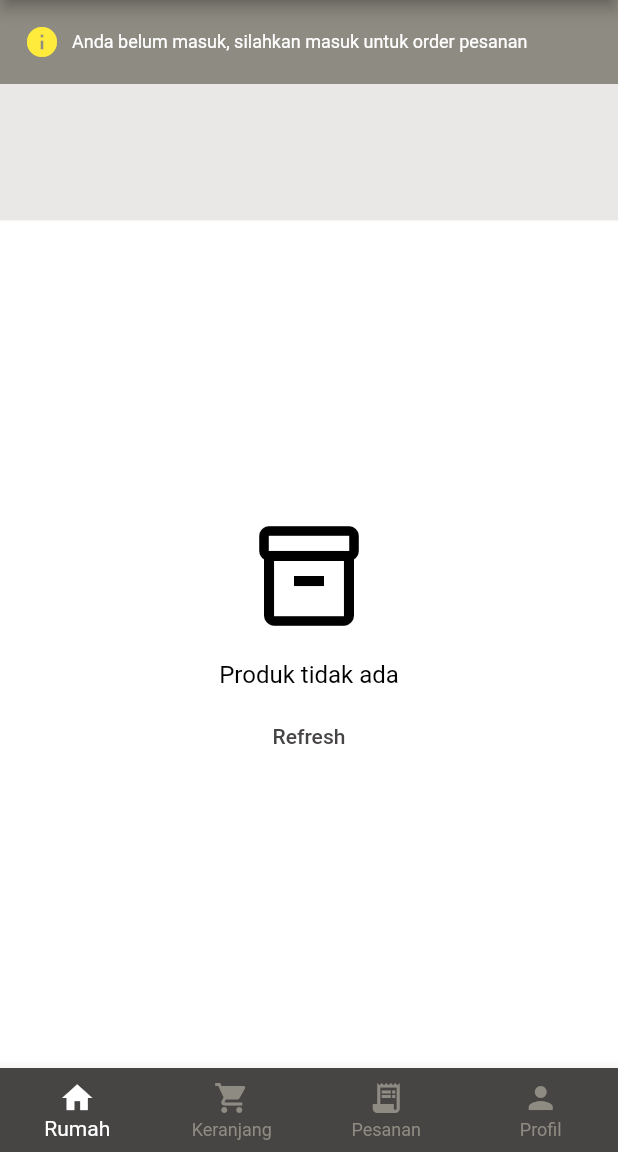
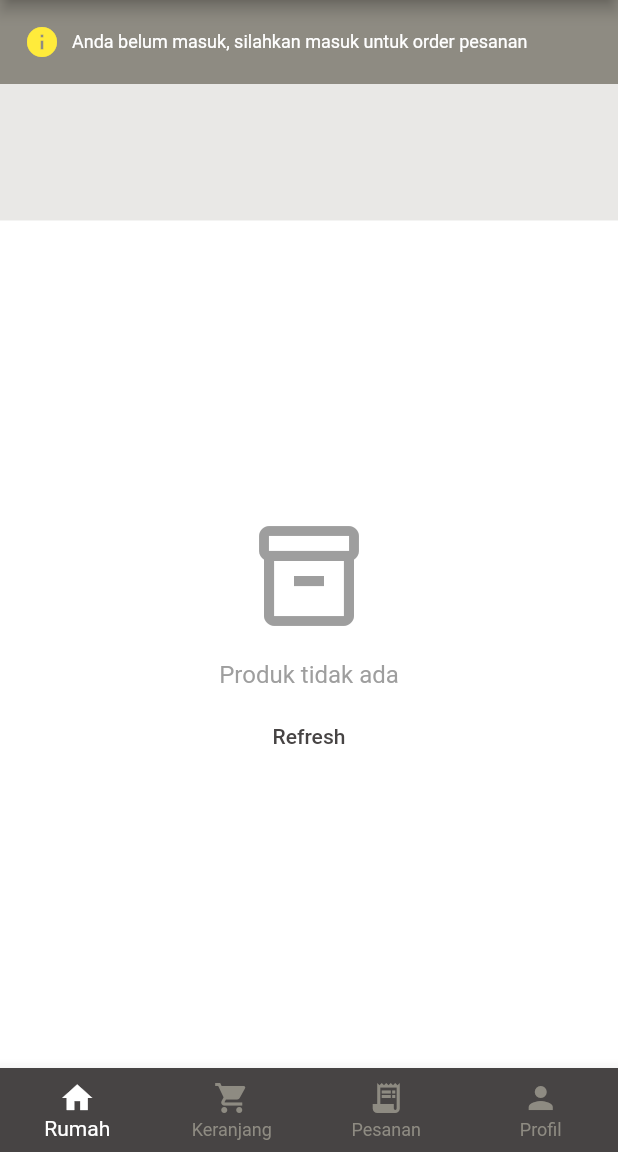
Before and after one commit to IkhwanVanno/SelfOrder-Flutter, a Flutter app: the screen it shows after launch, on a phone screen of 412 x 824 dp, the part 84-1236 px from its top. Run offline on Flutter 3.47's test engine with Material 3 defaults, Android fonts, the phone set to English and light mode, and no system bars; our stand-ins replace open_file, shared_preferences; accounts and stored records are empty; network calls fail.

Commit message:
change color empt product

```diff
--- a/lib/config/app_config.dart
+++ b/lib/config/app_config.dart
@@ -1,3 +1,3 @@
 class AppConfig {
-  static const String baseUrl = 'http://192.168.1.24/SelfOrderV5/api/v1';
+  static const String baseUrl = 'https://ungravitative-unvoluptuous-eula.ngrok-free.dev/SelfOrder-Silverstripe/api/v1';
 }
--- a/lib/pages/homepage.dart
+++ b/lib/pages/homepage.dart
@@ -369,13 +369,13 @@ class _HomePageState extends State<HomePage> {
       child: Column(
         mainAxisAlignment: MainAxisAlignment.center,
         children: [
-          Icon(Icons.inventory_2_outlined, size: 80, color: AppColors.black),
+          Icon(Icons.inventory_2_outlined, size: 80, color: AppColors.grey),
           const SizedBox(height: 16),
           Text(
             _selectedCategoryId == null
                 ? 'Produk tidak ada'
                 : 'Produk tidak ada dalam kategori ini',
-            style: TextStyle(fontSize: 16, color: AppColors.black),
+            style: TextStyle(fontSize: 16, color: AppColors.grey),
           ),
           const SizedBox(height: 8),
           TextButton(onPressed: _loadDataFromApi, child: const Text('Refresh')),
--- a/pubspec.yaml
+++ b/pubspec.yaml
@@ -47,6 +47,5 @@ flutter_launcher_icons:
 flutter:
   uses-material-design: true
   assets:
-    - assets/icons/
     - assets/images/
     - assets/images/cafe.png
```
